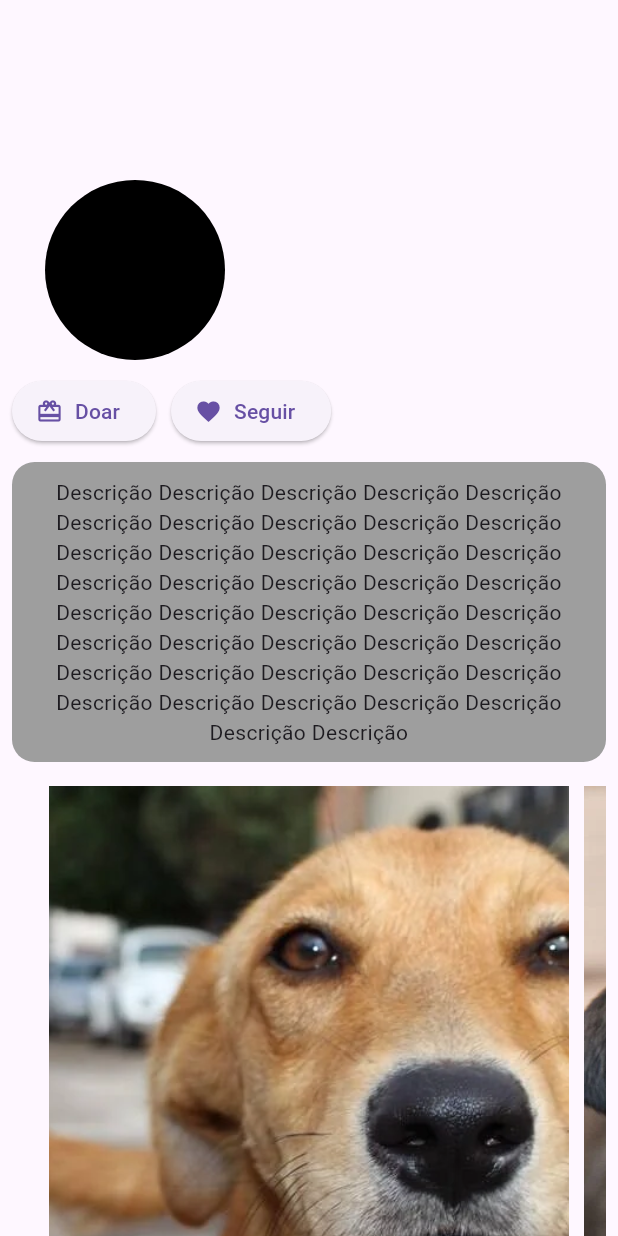
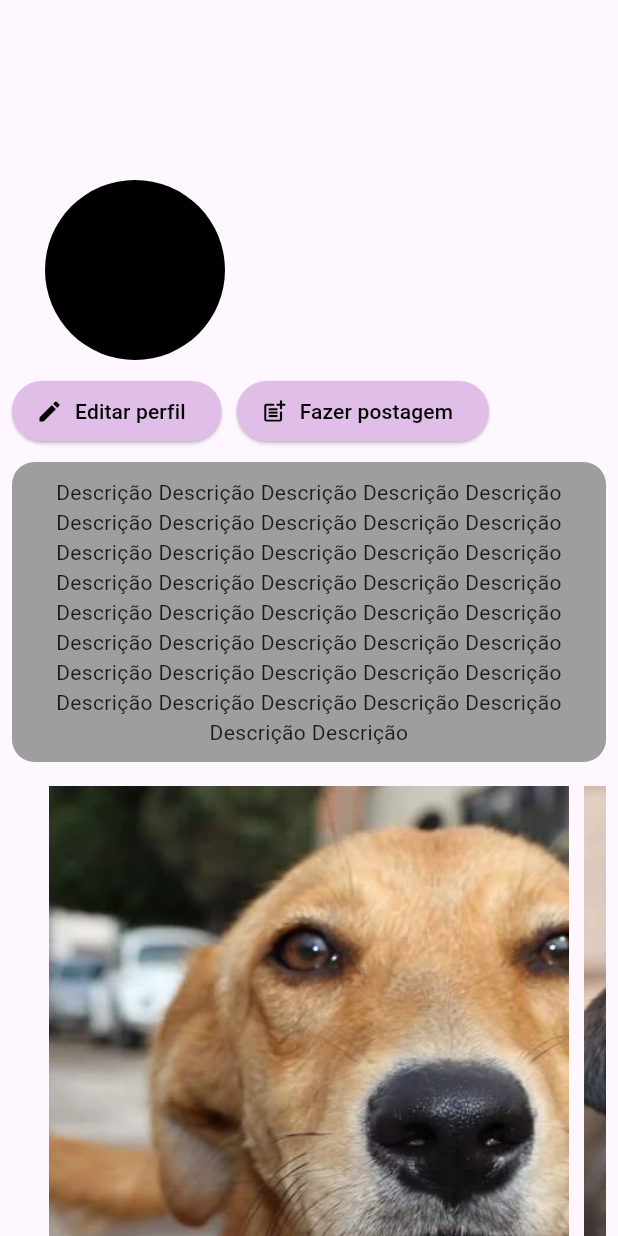
Before and after one commit to DE4THB0RN/Donapp, a Flutter app: the Ongpage screen opened directly with empty values, on a phone screen of 412 x 824 dp. Run offline on Flutter 3.47's test engine with Material 3 defaults, Android fonts, the phone set to English and light mode, and no system bars; drawn by our look-alikes of carousel_slider, flutter_carousel_widget; our stand-ins replace flutter_image_compress, image_picker, shared_preferences, sqflite; missing offline and left inert: encrypt_decrypt_plus; accounts and stored records are empty.

Commit message:
deus pfv

```diff
--- /dev/null
+++ b/lib/Components/ButtonEdited.dart
@@ -0,0 +1,20 @@
+import 'package:flutter/material.dart';
+
+Widget ButtonEdited({
+  required IconData icon,
+  required String label,
+  required VoidCallback onPressed,
+}) {
+  return ElevatedButton.icon(
+    onPressed: onPressed,
+    icon: Icon(icon),
+    label: Text(label),
+    style: ElevatedButton.styleFrom(
+      backgroundColor: Colors.purple[100], // Cor do botão
+      foregroundColor: Colors.black, // Cor do texto e ícone
+      shape: RoundedRectangleBorder(
+        borderRadius: BorderRadius.circular(20), // Bordas arredondadas
+      ),
+    ),
+  );
+}
--- a/lib/Telas/OngPage.dart
+++ b/lib/Telas/OngPage.dart
@@ -3,12 +3,14 @@ import 'dart:convert';
 import 'package:donapp/BD/sql_ONG.dart';
 import 'package:donapp/Components/CustomImputFiledMoney.dart';
 import 'package:donapp/Components/OngClass.dart';
+import 'package:donapp/Components/ButtonEdited.dart';
 import 'package:donapp/Theme/Color.dart';
 import 'package:donapp/Theme/Padding.dart';
 import 'package:flutter/material.dart';
 import 'package:flutter_carousel_widget/flutter_carousel_widget.dart';
 import 'package:intl/intl.dart';
 import 'package:shared_preferences/shared_preferences.dart';
+import 'package:donapp/Components/Helper.dart';
 
 class Ongpage extends StatefulWidget {
   final int ongId;
@@ -23,6 +25,7 @@ class _OngpageState extends State<Ongpage> {
   late SharedPreferences prefs;
 
   Ongclass objetoONG = Ongclass.ongClassNull();
+  int? idLogado = 0;
 
   void createOng(int id) async {
     List<Map<String, dynamic>> ongFull = await SQLONG.pegaUmaONG(id);
@@ -39,10 +42,19 @@ class _OngpageState extends State<Ongpage> {
   void initState() {
     super.initState();
     createOng(widget.ongId);
+    _carregarId();
+  }
+
+  Future<void> _carregarId() async {
+    final int id = await _pegaId(); // Aguarda o ID
+    setState(() {
+      idLogado = id; // Atualiza o estado
+    });
   }
 
   @override
   Widget build(BuildContext context) {
+    bool isOwnONG = objetoONG.id == idLogado;
     return Scaffold(
       body: SingleChildScrollView(
         scrollDirection: Axis.vertical,
@@ -113,23 +125,65 @@ class _OngpageState extends State<Ongpage> {
                 Positioned(
                   left: 8,
                   top: 250,
-                  child: Row(children: [
-                    ElevatedButton.icon(
+                  child: Column(
+                    crossAxisAlignment: CrossAxisAlignment.center,
+                    children: [
+                      if (isOwnONG) ...[
+                        // Botões quando for a própria ONG
+                        Row(
+                          mainAxisAlignment: MainAxisAlignment.center,
+                          children: [
+
+                            ButtonEdited(
+                              icon: Icons.edit,
+                              label: 'Editar perfil',
                               onPressed: () {
-                        _openDoacaoPopup(context);
+                                print("Editar perfil");
                               },
-                      icon: const Icon(Icons.wallet_giftcard),
-                      label: const Text('Doar'),
                             ),
-                    const SizedBox(width: 10),
-                    ElevatedButton.icon(
+                            const SizedBox(width: 10), // Espaço entre os botões
+                            ButtonEdited(
+                              icon: Icons.post_add,
+                              label: 'Fazer postagem',
+                              onPressed: () {
+                                print("Fazer postagem");
+                              },
+                            ),
+
+                          ],
+                        ),
+                        const SizedBox(height: 10), // Espaço entre as linhas
+                        ButtonEdited(
+                          icon: Icons.history,
+                          label: 'Histórico de doações',
+                          onPressed: () {
+                            print("Histórico de doações");
+                          },
+                        ),
+                      ] else ...[
+                        // Botões quando NÃO for a própria ONG
+                        Row(
+                          children: [
+                            ButtonEdited(
+                              icon: Icons.wallet_giftcard,
+                              label: 'Doar',
+                              onPressed: () {
+                                print("Doar");
+                              },
+                            ),
+                            const SizedBox(width: 10), // Espaço entre os botões
+                            ButtonEdited(
+                              icon: Icons.favorite,
+                              label: 'Seguir',
                               onPressed: () {
                                 print("Seguir!");
                               },
-                      icon: const Icon(Icons.favorite),
-                      label: const Text('Seguir'),
                             ),
-                  ]),
+                          ],
+                        ),
+                      ],
+                    ],
+                  ),
                 ),
               ],
             ),
@@ -233,6 +287,16 @@ class _OngpageState extends State<Ongpage> {
         ),
       ),
     );
+  }
+
+  Future<int> _pegaId() async {
+    final prefs = await SharedPreferences.getInstance();
+    String? emailtoken = prefs.getString('email');
+    String email = cipher.xorDecode(emailtoken!);
+
+    int id = await SQLONG.pegaIdOng(email);
+    print(id);
+    return id;
   }
 }
 
```
Lines whose indentation alone changed are shown as unchanged.
